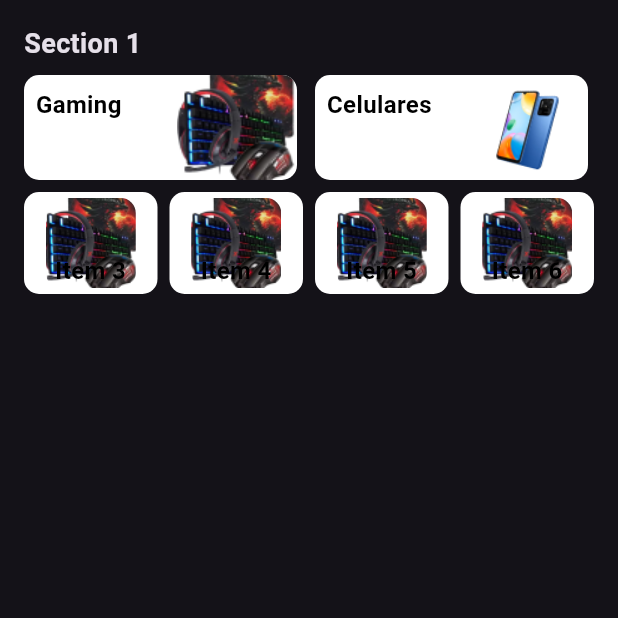
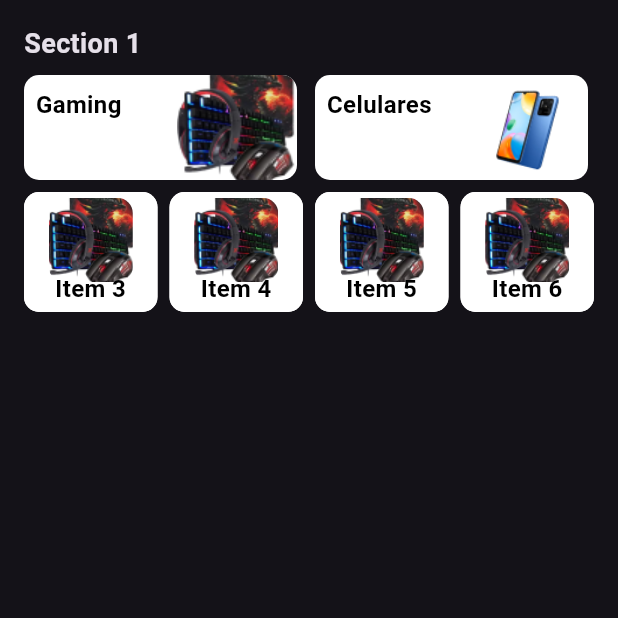
Before and after one commit to Israel-Silvestre/SaleApp, a Flutter app: the HomePage screen opened directly, on a phone screen of 412 x 824 dp, the top half of it. Run offline on Flutter 3.47's test engine with Material 3 defaults, Android fonts, the phone set to English and light mode, and no system bars.

Commit message:
refactor: extração dos components "Square" e "Retangle"

```diff
--- /dev/null
+++ b/lib/Pages/HomePage/Components/categories.dart
@@ -0,0 +1,130 @@
+import 'package:flutter/material.dart';
+
+class RectangularItem extends StatelessWidget {
+  final String title;
+  final String imagePath;
+
+  const RectangularItem({
+    Key? key,
+    required this.title,
+    required this.imagePath,
+  }) : super(key: key);
+
+  @override
+  Widget build(BuildContext context) {
+    return Expanded(
+      child: Container(
+        margin: EdgeInsets.only(right: 4),
+        decoration: BoxDecoration(
+          color: Colors.white,
+          borderRadius: BorderRadius.circular(10),
+        ),
+        child: Stack(
+          children: [
+            Container(
+              decoration: BoxDecoration(
+                color: Colors.white,
+                borderRadius: BorderRadius.circular(10),
+              ),
+            ),
+            Align(
+              alignment: Alignment.centerRight,
+              child: ClipRRect(
+                borderRadius: BorderRadius.circular(10),
+                child: Image.asset(
+                  imagePath,
+                  height: 70,
+                  width: 80,
+                  fit: BoxFit.cover,
+                ),
+              ),
+            ),
+            Align(
+              alignment: Alignment.centerLeft,
+              child: Padding(
+                padding: const EdgeInsets.all(8.0),
+                child: Text(
+                  title,
+                  textAlign: TextAlign.center,
+                  style: TextStyle(
+                    fontSize: 16,
+                    fontWeight: FontWeight.bold,
+                    color: Colors.black,
+                  ),
+                ),
+              ),
+            ),
+          ],
+        ),
+      ),
+    );
+  }
+}
+
+class SquareItem extends StatelessWidget {
+  final String title;
+  final String imagePath;
+  final double squareHeight;
+
+  const SquareItem({
+    Key? key,
+    required this.title,
+    required this.imagePath,
+    this.squareHeight = 80,
+  }) : super(key: key);
+
+  @override
+  Widget build(BuildContext context) {
+    // Calculando a altura da imagem com base na altura do quadrado
+    double imageHeight = squareHeight - 24; // Subtraindo a margem interna ao redor da imagem
+
+    return Expanded(
+      child: Container(
+        height: squareHeight,
+        decoration: BoxDecoration(
+          color: Colors.white,
+          borderRadius: BorderRadius.circular(10),
+        ),
+        child: Stack(
+          children: [
+            Container(
+              decoration: BoxDecoration(
+                color: Colors.white,
+                borderRadius: BorderRadius.circular(10),
+              ),
+            ),
+            Padding(
+              padding: const EdgeInsets.all(4),
+              child: Align(
+                alignment: Alignment.topCenter,
+                child: ClipRRect(
+                  borderRadius: BorderRadius.circular(10),
+                  child: Image.asset(
+                    imagePath,
+                    height: imageHeight,
+                    width: imageHeight,
+                    fit: BoxFit.cover,
+                  ),
+                ),
+              ),
+            ),
+            Positioned(
+              bottom: 4,
+              left: 0,
+              right: 0,
+              child: Text(
+                title,
+                textAlign: TextAlign.center,
+                style: TextStyle(
+                  fontSize: 16,
+                  fontWeight: FontWeight.bold,
+                  color: Colors.black,
+                ),
+              ),
+            ),
+          ],
+        ),
+      ),
+    );
+  }
+}
--- a/lib/Pages/HomePage/HomePage.dart
+++ b/lib/Pages/HomePage/HomePage.dart
@@ -1,4 +1,6 @@
 import 'package:flutter/material.dart';
+
+import 'Components/categories.dart';
 
 class HomePage extends StatelessWidget {
   // Definindo a escala desejada para as imagens
@@ -22,21 +24,21 @@ class HomePage extends StatelessWidget {
                     SizedBox(height: 8), // Reduzindo o espaçamento entre os elementos
                     Row(
                       children: [
-                        _buildRectangularItem(context, 'Gaming', 'assets/gaming.png'),
+                        RectangularItem(title: 'Gaming', imagePath: 'assets/gaming.png'),
                         SizedBox(width: 8), // Reduzindo o espaçamento entre os elementos
-                        _buildRectangularItem(context, 'Celulares', 'assets/celular.png'),
+                        RectangularItem(title: 'Celulares', imagePath: 'assets/celular.png'),
                       ],
                     ),
                     SizedBox(height: 8), // Reduzindo o espaçamento entre os elementos
                     Row(
                       children: [
-                        _buildSquareItem(context, 'Item 3', 'assets/gaming.png'),
+                        SquareItem(title: 'Item 3', imagePath: 'assets/gaming.png'),
                         SizedBox(width: 8), // Reduzindo o espaçamento entre os elementos
-                        _buildSquareItem(context, 'Item 4', 'assets/gaming.png'),
+                        SquareItem(title: 'Item 4', imagePath: 'assets/gaming.png'),
                         SizedBox(width: 8), // Reduzindo o espaçamento entre os elementos
-                        _buildSquareItem(context, 'Item 5', 'assets/gaming.png'),
+                        SquareItem(title: 'Item 5', imagePath: 'assets/gaming.png'),
                         SizedBox(width: 8), // Reduzindo o espaçamento entre os elementos
-                        _buildSquareItem(context, 'Item 6', 'assets/gaming.png'),
+                        SquareItem(title: 'Item 6', imagePath: 'assets/gaming.png'),
                       ],
                     ),
                     SizedBox(height: 16), // Adicionando espaço extra no final da coluna
@@ -59,109 +61,4 @@ class HomePage extends StatelessWidget {
       ),
     );
   }
-
-  Widget _buildRectangularItem(BuildContext context, String title, String imagePath) {
-    return Expanded(
-      child: Container(
-        margin: EdgeInsets.only(right: 4), // Margem à direita para criar espaço entre a imagem e o retângulo
-        decoration: BoxDecoration(
-          color: Colors.white,
-          borderRadius: BorderRadius.circular(10),
-        ),
-        child: Stack(
-          children: [
-            // Retângulo branco
-            Container(
-              decoration: BoxDecoration(
-                color: Colors.white,
-                borderRadius: BorderRadius.circular(10),
-              ),
-            ),
-            // Imagem alinhada à direita
-            Align(
-              alignment: Alignment.centerRight,
-              child: ClipRRect(
-                borderRadius: BorderRadius.circular(10),
-                child: Image.asset(
-                  imagePath,
-                  height: 70, // Altura da imagem com base na escala
-                  width: 80, // Largura da imagem com base na escala
-                  fit: BoxFit.cover,
-                ),
-              ),
-            ),
-            // Texto centralizado à esquerda
-            Align(
-              alignment: Alignment.centerLeft,
-              child: Padding(
-                padding: const EdgeInsets.all(8.0),
-                child: Text(
-                  title,
-                  textAlign: TextAlign.center, // Centralizando o texto
-                  style: TextStyle(
-                    fontSize: 16,
-                    fontWeight: FontWeight.bold,
-                    color: Colors.black, // Cor do texto
-                  ),
-                ),
-              ),
-            ),
-          ],
-        ),
-      ),
-    );
-  }
-
-  Widget _buildSquareItem(BuildContext context, String title, String imagePath) {
-    return Expanded(
-      child: Container(
-        decoration: BoxDecoration(
-          color: Colors.white,
-          borderRadius: BorderRadius.circular(10),
-        ),
-        child: Stack(
-          children: [
-            // Retângulo branco
-            Container(
-              decoration: BoxDecoration(
-                color: Colors.white,
-                borderRadius: BorderRadius.circular(10),
-              ),
-            ),
-            // Imagem
-            Padding(
-              padding: const EdgeInsets.all(4), // Adicionando margem interna ao redor da imagem
-              child: Align(
-                alignment: Alignment.topCenter,
-                child: ClipRRect(
-                  borderRadius: BorderRadius.circular(10),
-                  child: Image.asset(
-                    imagePath,
-                    height: 60, // Altura da imagem com base na escala
-                    width: 60, // Largura da imagem com base na escala
-                    fit: BoxFit.cover,
-                  ),
-                ),
-              ),
-            ),
-            // Texto abaixo da imagem
-            Positioned(
-              bottom: 4, // Posicionando o texto na parte inferior do quadrado
-              left: 0, // Alinhando o texto à esquerda
-              right: 0, // Alinhando o texto à direita
-              child: Text(
-                title,
-                textAlign: TextAlign.center, // Centralizando o texto
-                style: TextStyle(
-                  fontSize: 16,
-                  fontWeight: FontWeight.bold,
-                  color: Colors.black, // Cor do texto
-                ),
-              ),
-            ),
-          ],
-        ),
-      ),
-    );
-  }
 }
--- a/pubspec.yaml
+++ b/pubspec.yaml
@@ -56,6 +56,7 @@ flutter:
     - assets/logo.png
     - assets/gaming.png
     - assets/celular.png
+    - assets/tv.png
   uses-material-design: true
 
   # To add assets to your application, add an assets section, like this:
```
Also changed, not shown: assets/tv.png (added).
